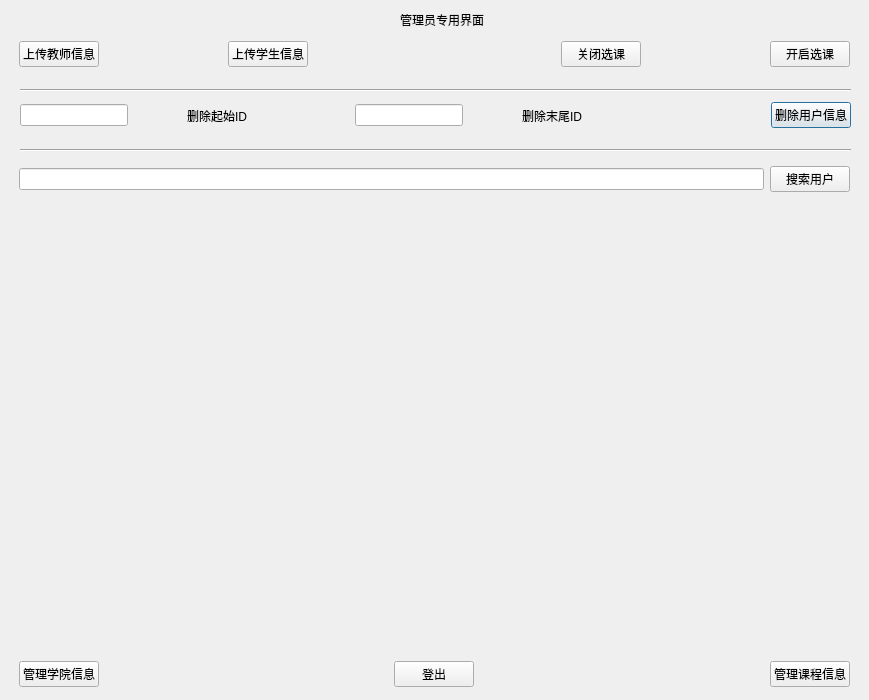
Before: the Qt Designer form ui/originalUIFile/adminHome.ui in AngXue/stuCour-SelMS, drawn with Qt 5.
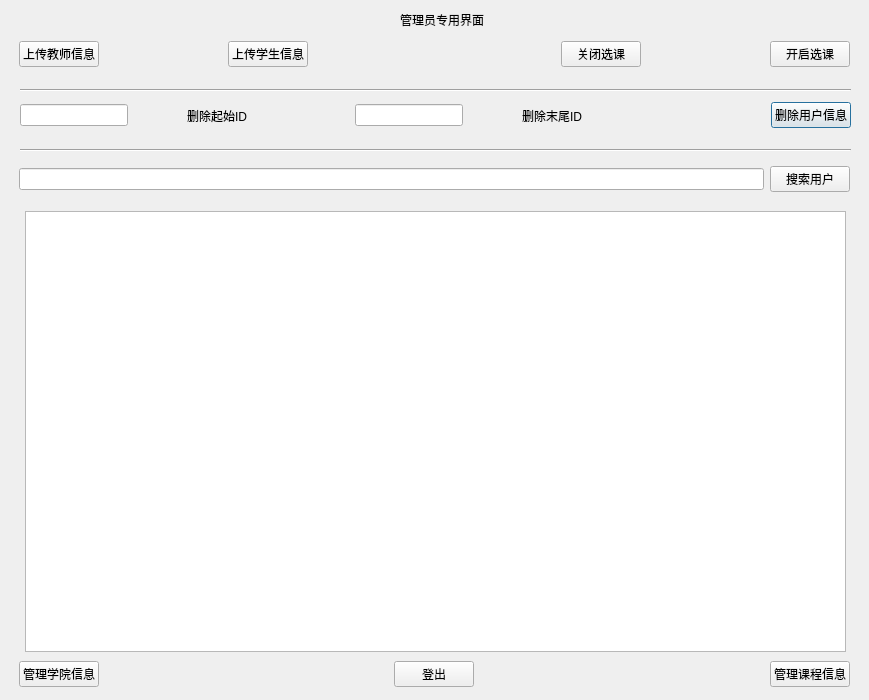
After: the same form once the commit is applied. Icons and pictures are not drawn.

Patch:
```diff
--- a/ui/originalUIFile/adminHome.ui
+++ b/ui/originalUIFile/adminHome.ui
@@ -152,19 +152,6 @@
     <enum>Qt::Horizontal</enum>
    </property>
   </widget>
-  <widget class="QLabel" name="searchUsersResult">
-   <property name="geometry">
-    <rect>
-     <x>21</x>
-     <y>214</y>
-     <width>831</width>
-     <height>431</height>
-    </rect>
-   </property>
-   <property name="text">
-    <string>&lt;html&gt;&lt;head/&gt;&lt;body&gt;&lt;p&gt;&lt;img src=&quot;:/admin/temp.png&quot;/&gt;&lt;/p&gt;&lt;/body&gt;&lt;/html&gt;</string>
-   </property>
-  </widget>
   <widget class="QLabel" name="topText">
    <property name="geometry">
     <rect>
@@ -211,6 +198,16 @@
     </item>
    </layout>
   </widget>
+  <widget class="QTableWidget" name="tableWidget">
+   <property name="geometry">
+    <rect>
+     <x>25</x>
+     <y>211</y>
+     <width>821</width>
+     <height>441</height>
+    </rect>
+   </property>
+  </widget>
  </widget>
  <resources>
   <include location="../../res/res.qrc"/>
```
